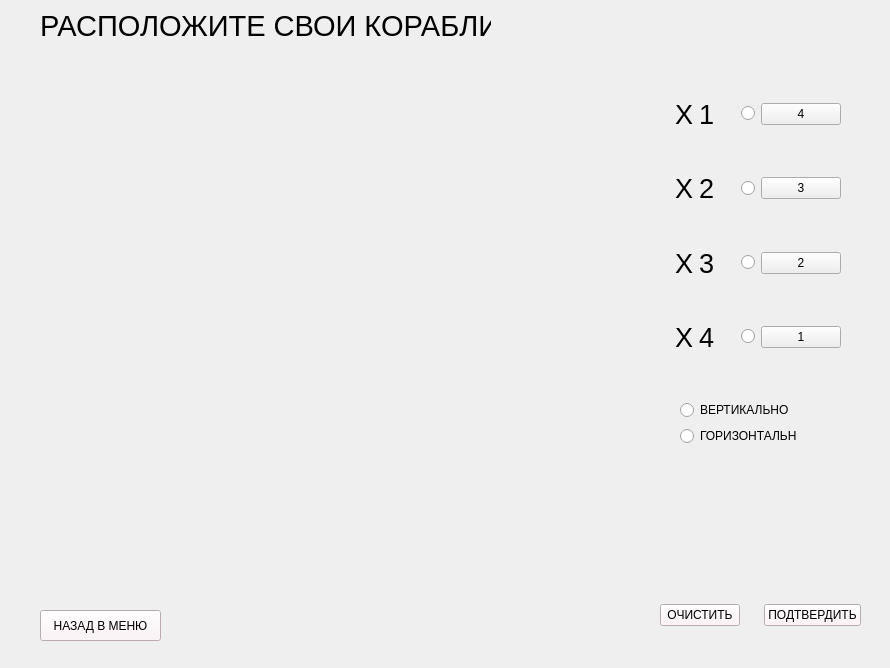
The window that createfield.ui (ArcasHH/Project) describes before a commit, drawn with Qt 5.
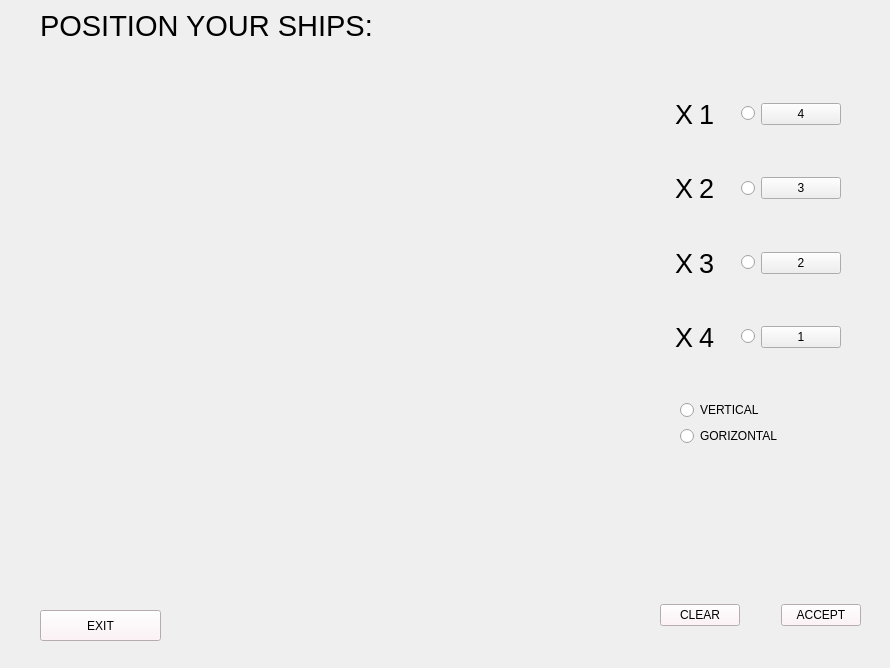
The same window after the commit.

```diff
--- a/createfield.ui
+++ b/createfield.ui
@@ -28,7 +28,7 @@
     </font>
    </property>
    <property name="text">
-    <string>РАСПОЛОЖИТЕ СВОИ КОРАБЛИ:</string>
+    <string>POSITION YOUR SHIPS:</string>
    </property>
   </widget>
   <widget class="QWidget" name="gridLayoutWidget">
@@ -55,7 +55,7 @@
     <string notr="true">background-color: rgb(255, 240, 245);</string>
    </property>
    <property name="text">
-    <string>НАЗАД В МЕНЮ</string>
+    <string>EXIT</string>
    </property>
   </widget>
   <widget class="QWidget" name="layoutWidget">
@@ -74,7 +74,7 @@
        <string notr="true">background-color: rgb(255, 240, 245);</string>
       </property>
       <property name="text">
-       <string>ОЧИСТИТЬ</string>
+       <string>CLEAR</string>
       </property>
      </widget>
     </item>
@@ -97,7 +97,7 @@
        <string notr="true">background-color: rgb(255, 240, 245);</string>
       </property>
       <property name="text">
-       <string>ПОДТВЕРДИТЬ</string>
+       <string>ACCEPT</string>
       </property>
      </widget>
     </item>
@@ -345,14 +345,14 @@
     <item>
      <widget class="QRadioButton" name="radioButton_vertical">
       <property name="text">
-       <string>ВЕРТИКАЛЬНО</string>
+       <string>VERTICAL</string>
       </property>
      </widget>
     </item>
     <item>
      <widget class="QRadioButton" name="radioButton_gorizontal">
       <property name="text">
-       <string>ГОРИЗОНТАЛЬНО</string>
+       <string>GORIZONTAL</string>
       </property>
      </widget>
     </item>
```
Left out of the diff: 2 changed lines with no effect on the pictures.
